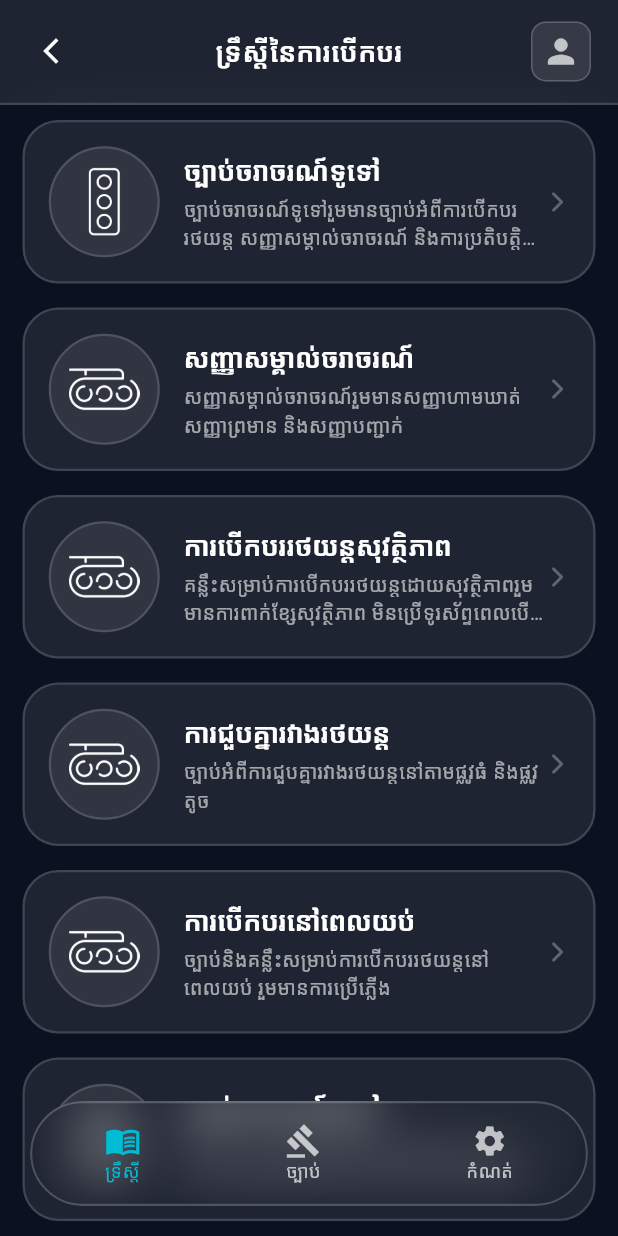
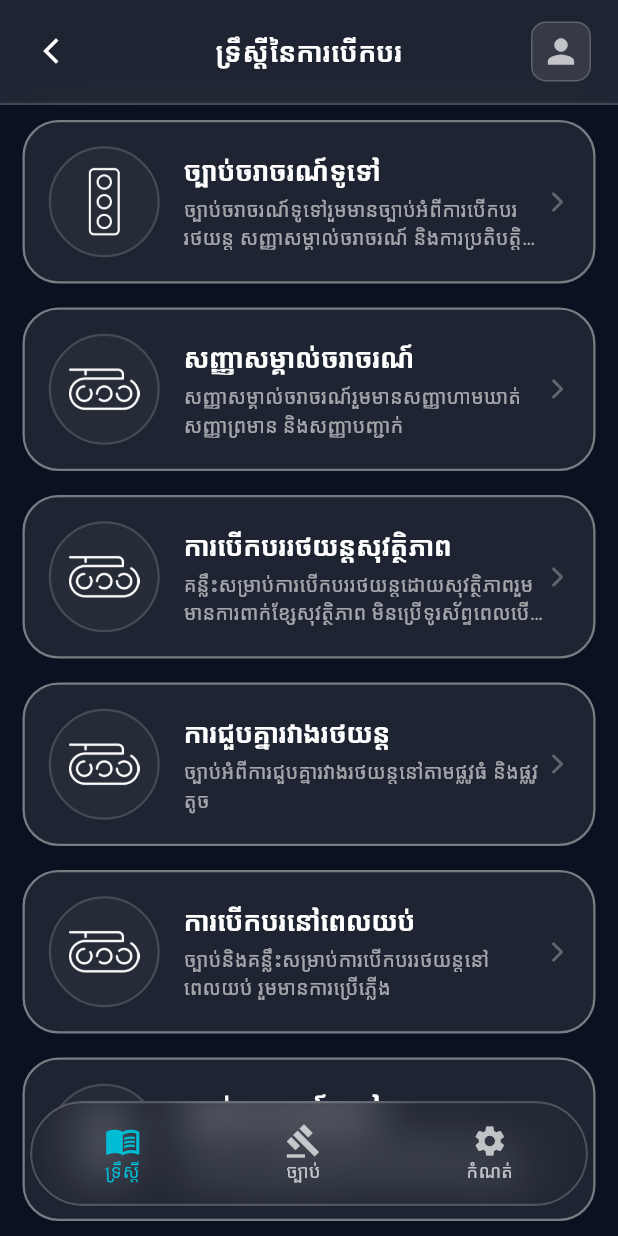
Before and after one commit to Narak76543/kh_driving_rule_app, a Flutter app: the screen it shows after launch, on a phone screen of 412 x 824 dp. Run offline on Flutter 3.47's test engine with Material 3 defaults, Android fonts, the phone set to English and light mode, and no system bars; our stand-ins replace get; Roboto replaces fonts that are missing (KohSantepheab).

Commit message:
adjust color in card and app bg

```diff
--- a/lib/core/widget/buildTheoryCard.dart
+++ b/lib/core/widget/buildTheoryCard.dart
@@ -14,7 +14,7 @@ class TheoryCard extends StatelessWidget {
       decoration: BoxDecoration(
         color: Colors.white.withOpacity(0.08),
         borderRadius: BorderRadius.circular(24),
-        border: Border.all(color: Colors.white.withOpacity(0.15), width: 1.5),
+        border: Border.all(color: Colors.white.withOpacity(0.4), width: 1.5),
       ),
       child: ClipRRect(
         borderRadius: BorderRadius.circular(24),
@@ -30,7 +30,7 @@ class TheoryCard extends StatelessWidget {
                   width: 74,
                   padding: const EdgeInsets.all(12.0),
                   decoration: BoxDecoration(
-                    color: Colors.white.withOpacity(0.08),
+                    color: Colors.white.withOpacity(0.03),
                     borderRadius: BorderRadius.circular(37),
                     border: Border.all(
                       color: Colors.white.withOpacity(0.15),
```
